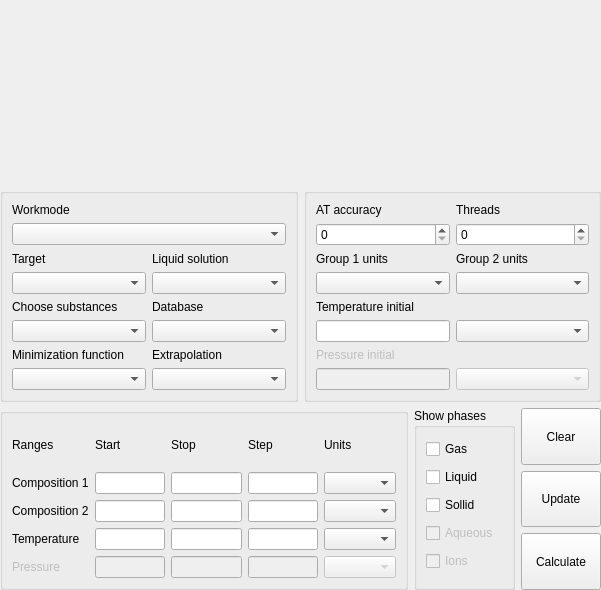
Old version of the form src/calculationparameters.ui in the repository alexonemore/atc.
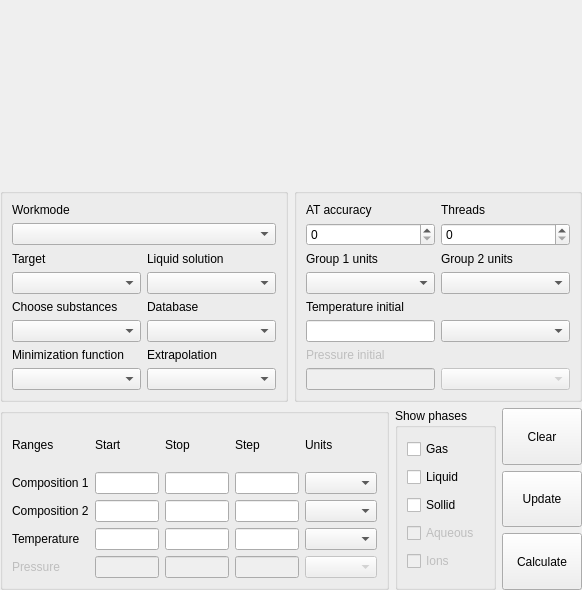
New version of the form. Custom widgets are drawn as their Qt base class.

```diff
--- a/src/calculationparameters.ui
+++ b/src/calculationparameters.ui
@@ -6,7 +6,7 @@
    <rect>
     <x>0</x>
     <y>0</y>
-    <width>601</width>
+    <width>582</width>
     <height>590</height>
    </rect>
   </property>
@@ -288,12 +288,6 @@
             <verstretch>0</verstretch>
            </sizepolicy>
           </property>
-          <property name="minimumSize">
-           <size>
-            <width>70</width>
-            <height>0</height>
-           </size>
-          </property>
          </widget>
         </item>
         <item row="2" column="0">
@@ -318,12 +312,6 @@
             <verstretch>0</verstretch>
            </sizepolicy>
           </property>
-          <property name="minimumSize">
-           <size>
-            <width>70</width>
-            <height>0</height>
-           </size>
-          </property>
          </widget>
         </item>
         <item row="2" column="1">
@@ -334,12 +322,6 @@
             <verstretch>0</verstretch>
            </sizepolicy>
           </property>
-          <property name="minimumSize">
-           <size>
-            <width>70</width>
-            <height>0</height>
-           </size>
-          </property>
          </widget>
         </item>
         <item row="1" column="3">
@@ -350,12 +332,6 @@
             <verstretch>0</verstretch>
            </sizepolicy>
           </property>
-          <property name="minimumSize">
-           <size>
-            <width>70</width>
-            <height>0</height>
-           </size>
-          </property>
          </widget>
         </item>
         <item row="0" column="1">
@@ -373,12 +349,6 @@
             <verstretch>0</verstretch>
            </sizepolicy>
           </property>
-          <property name="minimumSize">
-           <size>
-            <width>70</width>
-            <height>0</height>
-           </size>
-          </property>
          </widget>
         </item>
         <item row="3" column="0">
@@ -403,12 +373,6 @@
             <verstretch>0</verstretch>
            </sizepolicy>
           </property>
-          <property name="minimumSize">
-           <size>
-            <width>70</width>
-            <height>0</height>
-           </size>
-          </property>
           <property name="frame">
            <bool>true</bool>
           </property>
@@ -425,12 +389,6 @@
             <verstretch>0</verstretch>
            </sizepolicy>
           </property>
-          <property name="minimumSize">
-           <size>
-            <width>70</width>
-            <height>0</height>
-           </size>
-          </property>
          </widget>
         </item>
         <item row="4" column="1">
@@ -444,12 +402,6 @@
             <verstretch>0</verstretch>
            </sizepolicy>
           </property>
-          <property name="minimumSize">
-           <size>
-            <width>70</width>
-            <height>0</height>
-           </size>
-          </property>
          </widget>
         </item>
         <item row="3" column="2">
@@ -460,12 +412,6 @@
             <verstretch>0</verstretch>
            </sizepolicy>
           </property>
-          <property name="minimumSize">
-           <size>
-            <width>70</width>
-            <height>0</height>
-           </size>
-          </property>
          </widget>
         </item>
         <item row="2" column="2">
@@ -476,12 +422,6 @@
             <verstretch>0</verstretch>
            </sizepolicy>
           </property>
-          <property name="minimumSize">
-           <size>
-            <width>70</width>
-            <height>0</height>
-           </size>
-          </property>
          </widget>
         </item>
         <item row="4" column="2">
@@ -495,12 +435,6 @@
             <verstretch>0</verstretch>
            </sizepolicy>
           </property>
-          <property name="minimumSize">
-           <size>
-            <width>70</width>
-            <height>0</height>
-           </size>
-          </property>
          </widget>
         </item>
         <item row="4" column="3">
@@ -514,12 +448,6 @@
             <verstretch>0</verstretch>
            </sizepolicy>
           </property>
-          <property name="minimumSize">
-           <size>
-            <width>70</width>
-            <height>0</height>
-           </size>
-          </property>
          </widget>
         </item>
         <item row="1" column="0">
```
